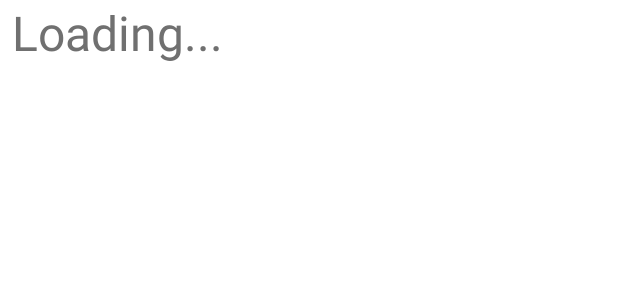
After one commit to 334Dev/Byte, an Android app: the layout search_user_list.xml on its own in the app's theme, with its tools: preview values and no code run, on a phone screen of 412 x 824 dp. The commit adds this screen. Shown: the top 300 px of the screen. Run offline under Robolectric (Android 15) with nearby library versions, the phone set to English and light mode, and no system bars.

Commit message:
SearchMenu Added

```diff
--- a/app/build.gradle
+++ b/app/build.gradle
@@ -36,11 +36,13 @@ dependencies {
     implementation 'com.google.android.material:material:1.3.0-alpha03'
     implementation 'com.google.android.gms:play-services-auth:18.1.0'
     implementation 'com.google.firebase:firebase-firestore:21.7.1'
+    implementation 'com.firebaseui:firebase-ui-firestore:6.3.0'
     implementation 'com.google.firebase:firebase-storage:17.0.0'
     implementation 'jp.wasabeef:richeditor-android:2.0.0'
     testImplementation 'junit:junit:4.12'
     androidTestImplementation 'androidx.test.ext:junit:1.1.2'
     androidTestImplementation 'androidx.test.espresso:espresso-core:3.3.0'
+    implementation 'com.firebaseui:firebase-ui-database:6.0.2'
     implementation 'de.hdodenhof:circleimageview:3.1.0'
     implementation 'com.squareup.picasso:picasso:2.71828'
     api 'com.theartofdev.edmodo:android-image-cropper:2.8.+'
--- a/app/src/main/java/com/example/myapplication/SplashScreen.java
+++ b/app/src/main/java/com/example/myapplication/SplashScreen.java
@@ -23,17 +23,20 @@ public class SplashScreen extends AppCompatActivity {
         setContentView(R.layout.activity_splash_screen);
         logo=findViewById(R.id.splashLogo);
         mAuth=FirebaseAuth.getInstance();
-        Handler mHandler= new Handler();
+        Handler mHandler= new Handler();  //Splash screen change act. delay 1 second
         mHandler.postDelayed(new Runnable() {
             @Override
             public void run() {
 
                 if(mAuth.getCurrentUser()==null){
+                    // if No logged in User
+                    //Transition for Logo
                     Intent sharedintent= new Intent(SplashScreen.this,LoginHome.class);
                     ActivityOptions options= ActivityOptions.makeSceneTransitionAnimation(SplashScreen.this,
                             new android.util.Pair<View, String>(logo, "logoTransition"));
                     startActivity(sharedintent, options.toBundle());
                 }else{
+                    //directly then Opening the HomeActivity
                     Intent i=new Intent(SplashScreen.this, HomeActivity.class);
                     startActivity(i);
                 }
--- a/app/src/main/java/com/example/myapplication/loginDetails.java
+++ b/app/src/main/java/com/example/myapplication/loginDetails.java
@@ -160,6 +160,7 @@ public class loginDetails extends AppCompatActivity {
         map.put("Followers",0);
         map.put("Following",0);
         map.put("Post",0);
+        map.put("Saved",0);
         firestore.collection("Users").document(UID).set(map).addOnSuccessListener(new OnSuccessListener<Void>() {
             @Override
             public void onSuccess(Void aVoid) {
--- a/app/src/main/java/com/example/myapplication/signin.java
+++ b/app/src/main/java/com/example/myapplication/signin.java
@@ -57,9 +57,9 @@ public class signin extends AppCompatActivity {
             @Override
             public void onClick(View v) {
                 if(email.getText().toString().isEmpty()){
-                    email.setError("Email field is empty");
+                    email.setError("Email field is empty");           //if Email field is Empty
                 }else if(password.getText().toString().isEmpty()){
-                    password.setError("Password field is empty");
+                    password.setError("Password field is empty");      //if Password field is Empty
                 }else {
                     mAuth.signInWithEmailAndPassword(email.getText().toString(), password.getText().toString())
                             .addOnCompleteListener(new OnCompleteListener<AuthResult>() {
@@ -67,6 +67,7 @@ public class signin extends AppCompatActivity {
                                 public void onComplete(@NonNull Task<AuthResult> task) {
                                     if (task.isSuccessful()) {
                                         // Sign in success, update UI with the signed-in user's information
+                                        //and go to HomeActivity
                                         Log.d(TAG, "signInWithEmail:success");
                                         FirebaseUser user = mAuth.getCurrentUser();
                                         Snackbar.make(parentLayout, "Login Successful", Snackbar.LENGTH_SHORT).show();
@@ -83,6 +84,7 @@ public class signin extends AppCompatActivity {
             }
         });
 
+        //SharedElement Transition
         logo=findViewById(R.id.logo);
         signupTxt.setOnClickListener(new View.OnClickListener() {
             @Override
--- a/app/src/main/java/com/example/myapplication/signup.java
+++ b/app/src/main/java/com/example/myapplication/signup.java
@@ -114,7 +114,7 @@ public class signup extends AppCompatActivity {
             });
         }
     }
-
+    //Checking username if it already exsist or not
     private boolean checkUsername(final String username) {
         firestore.collection("Users").get().addOnSuccessListener(new OnSuccessListener<QuerySnapshot>() {
             @Override
--- a/app/src/main/res/drawable/ic_baseline_search_24.xml
+++ b/app/src/main/res/drawable/ic_baseline_search_24.xml
@@ -3,8 +3,8 @@
     android:height="24dp"
     android:viewportWidth="24"
     android:viewportHeight="24"
-    android:tint="@color/colorAccent">
+    android:tint="@color/plainText">
   <path
-      android:fillColor="@color/colorAccent"
+      android:fillColor="@color/plainText"
       android:pathData="M15.5,14h-0.79l-0.28,-0.27C15.41,12.59 16,11.11 16,9.5 16,5.91 13.09,3 9.5,3S3,5.91 3,9.5 5.91,16 9.5,16c1.61,0 3.09,-0.59 4.23,-1.57l0.27,0.28v0.79l5,4.99L20.49,19l-4.99,-5zM9.5,14C7.01,14 5,11.99 5,9.5S7.01,5 9.5,5 14,7.01 14,9.5 11.99,14 9.5,14z"/>
 </vector>
--- /dev/null
+++ b/app/src/main/res/layout/search_user_list.xml
@@ -0,0 +1,15 @@
+<?xml version="1.0" encoding="utf-8"?>
+<RelativeLayout xmlns:android="http://schemas.android.com/apk/res/android"
+    android:layout_width="match_parent"
+    android:layout_height="match_parent"
+    android:paddingStart="8dp">
+
+    <TextView
+        android:id="@+id/textView14"
+        android:layout_width="match_parent"
+        android:layout_height="wrap_content"
+        android:hint="Loading..."
+        android:textColor="@color/plainText"
+        android:textColorHint="@color/hintColor"
+        android:textSize="32sp" />
+</RelativeLayout>
```
Also changed, not shown: app/src/main/java/com/example/myapplication/CreatePost.java (+2 -6 lines), app/src/main/java/com/example/myapplication/FeedFragment.java (+71 -1 lines), app/src/main/java/com/example/myapplication/Model_Latest.java (+11 -7 lines), app/src/main/java/com/example/myapplication/Users.java (added, +17 -0 lines), app/src/main/java/com/example/myapplication/ViewPost.java (+7 -4 lines), app/src/main/res/menu/menu_search.xml (added, +14 -0 lines).
